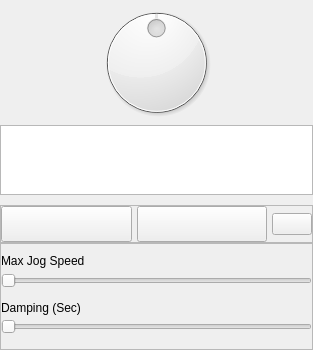
First picture: the form in Graffik/gui/film/JogControlManager/jogcontrolpanel.ui, repository DynamicPerception/Graffik_Legacy, before the edit.
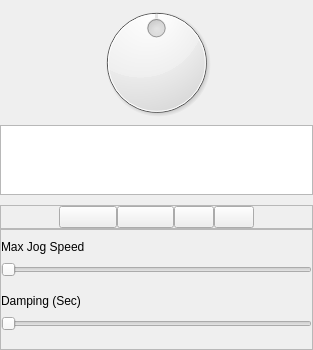
Second picture: the form after the edit. Custom widgets are drawn as their Qt base class.

Commit message: * Re-factored JogControlManager to make some damned sense and do its job without knowing about any UI elements * Added support for "elastic" dial in jog control manager (snaps back to zero speed if you let go of the mouse button) * Fixed bug that caused jogging to happen in a high resolution mode if jogging occurred after a movie was played with that track in a high resolution mode * Created new button set for jog control panel (needs more work still)

```diff
--- a/Graffik/gui/film/JogControlManager/jogcontrolpanel.ui
+++ b/Graffik/gui/film/JogControlManager/jogcontrolpanel.ui
@@ -13,7 +13,7 @@
   <property name="minimumSize">
    <size>
     <width>200</width>
-    <height>350</height>
+    <height>0</height>
    </size>
   </property>
   <property name="maximumSize">
@@ -210,7 +210,7 @@
        <property name="maximumSize">
         <size>
          <width>16777215</width>
-         <height>81</height>
+         <height>16777215</height>
         </size>
        </property>
        <property name="frameShape">
@@ -221,11 +221,24 @@
        </property>
        <layout class="QHBoxLayout" name="horizontalLayout">
         <property name="spacing">
-         <number>5</number>
+         <number>0</number>
         </property>
         <property name="margin">
          <number>0</number>
         </property>
+        <item>
+         <spacer name="horizontalSpacer_2">
+          <property name="orientation">
+           <enum>Qt::Horizontal</enum>
+          </property>
+          <property name="sizeHint" stdset="0">
+           <size>
+            <width>40</width>
+            <height>20</height>
+           </size>
+          </property>
+         </spacer>
+        </item>
         <item>
          <widget class="QPushButton" name="jogHomeButton">
           <property name="sizePolicy">
@@ -236,14 +249,14 @@
           </property>
           <property name="minimumSize">
            <size>
-            <width>100</width>
-            <height>25</height>
+            <width>0</width>
+            <height>0</height>
            </size>
           </property>
           <property name="maximumSize">
            <size>
-            <width>135</width>
-            <height>61</height>
+            <width>16777215</width>
+            <height>16777215</height>
            </size>
           </property>
           <property name="baseSize">
@@ -273,14 +286,14 @@
           </property>
           <property name="minimumSize">
            <size>
-            <width>100</width>
-            <height>25</height>
+            <width>0</width>
+            <height>0</height>
            </size>
           </property>
           <property name="maximumSize">
            <size>
-            <width>135</width>
-            <height>61</height>
+            <width>16777215</width>
+            <height>16777215</height>
            </size>
           </property>
           <property name="baseSize">
@@ -297,6 +310,16 @@
           </property>
          </widget>
         </item>
+        <item>
+         <widget class="StatefulButton" name="modeButton">
+          <property name="toolTip">
+           <string>Enable Elastic Dial</string>
+          </property>
+          <property name="text">
+           <string/>
+          </property>
+         </widget>
+        </item>
         <item>
          <widget class="QPushButton" name="stopButton">
           <property name="text">
@@ -304,6 +327,19 @@
           </property>
          </widget>
         </item>
+        <item>
+         <spacer name="horizontalSpacer">
+          <property name="orientation">
+           <enum>Qt::Horizontal</enum>
+          </property>
+          <property name="sizeHint" stdset="0">
+           <size>
+            <width>40</width>
+            <height>20</height>
+           </size>
+          </property>
+         </spacer>
+        </item>
        </layout>
       </widget>
      </item>
@@ -471,29 +507,13 @@
        <zorder>jogDampLabel</zorder>
       </widget>
      </item>
-     <item row="4" column="2" rowspan="2">
-      <spacer name="verticalSpacer_5">
-       <property name="orientation">
-        <enum>Qt::Vertical</enum>
-       </property>
-       <property name="sizeType">
-        <enum>QSizePolicy::Expanding</enum>
-       </property>
-       <property name="sizeHint" stdset="0">
-        <size>
-         <width>0</width>
-         <height>200</height>
-        </size>
-       </property>
-      </spacer>
-     </item>
      <item row="6" column="2">
       <spacer name="verticalSpacer_6">
        <property name="orientation">
         <enum>Qt::Vertical</enum>
        </property>
        <property name="sizeType">
-        <enum>QSizePolicy::Maximum</enum>
+        <enum>QSizePolicy::Expanding</enum>
        </property>
        <property name="sizeHint" stdset="0">
         <size>
@@ -524,6 +544,11 @@
   </layout>
  </widget>
  <customwidgets>
+  <customwidget>
+   <class>StatefulButton</class>
+   <extends>QPushButton</extends>
+   <header>core/Widgets/statefulbutton.h</header>
+  </customwidget>
   <customwidget>
    <class>SkinnedDial</class>
    <extends>QDial</extends>
```
Left out of the diff: 11 changed lines with no effect on the pictures. The commit also changes 21 other files.
